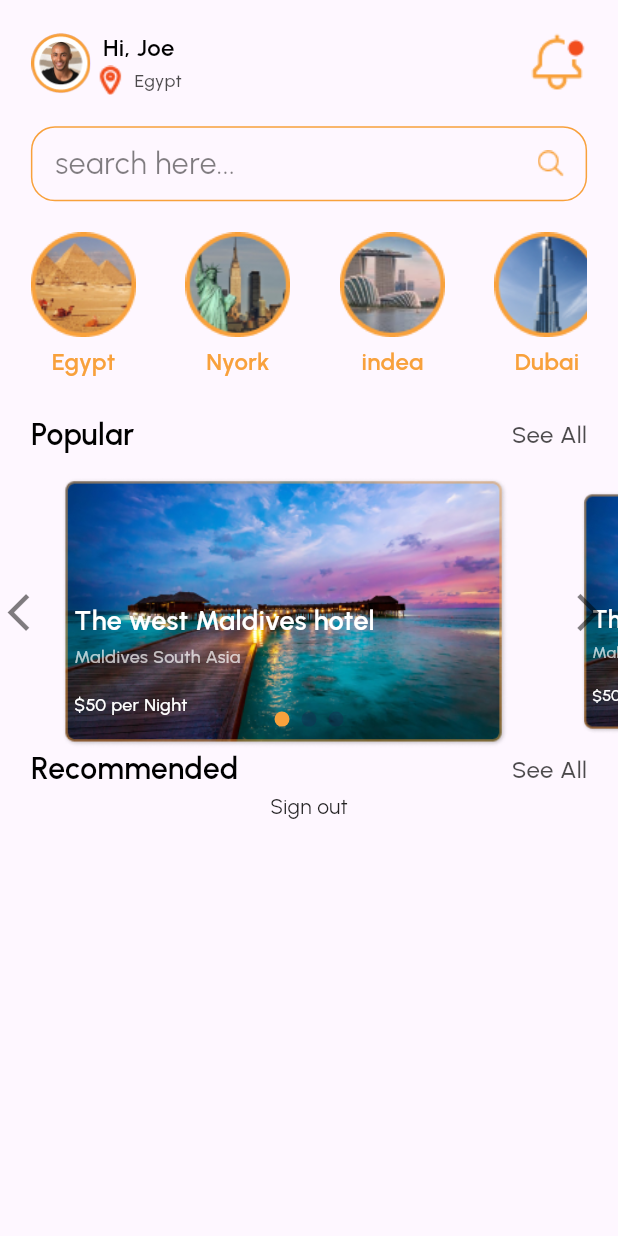
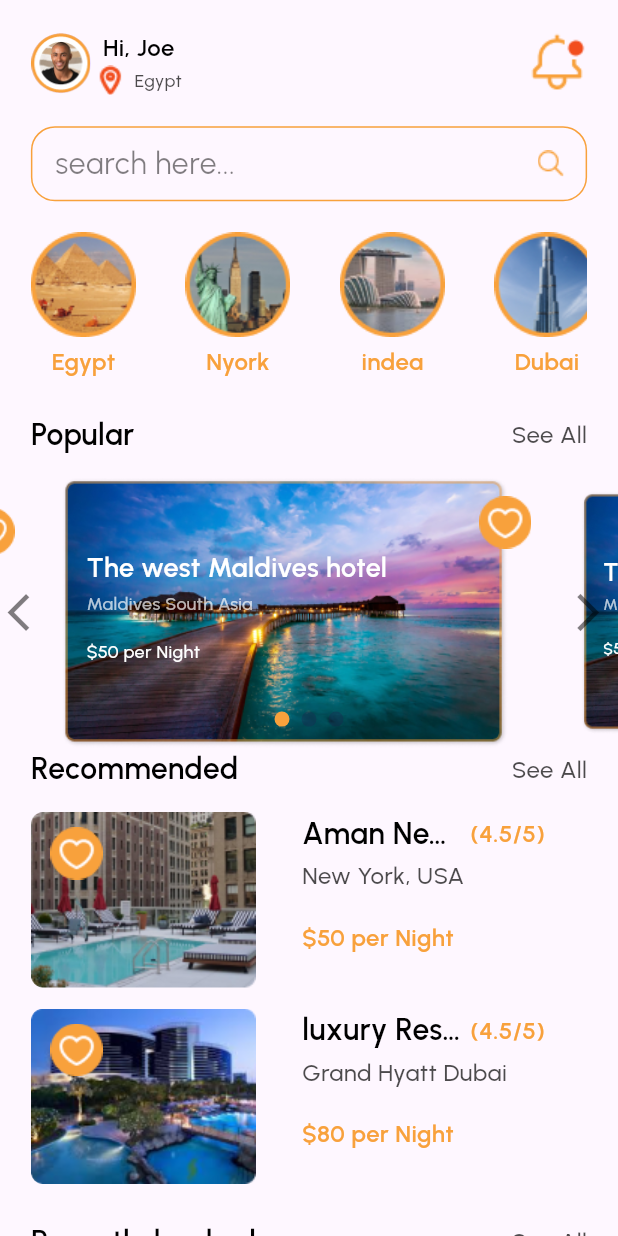
Before and after one commit to esraammosaad/booking-hotels, a Flutter app: the HomeView screen opened by its route, on a phone screen of 412 x 824 dp. Run offline on Flutter 3.47's test engine with Material 2 defaults, Android fonts, the phone set to English and light mode, and no system bars; drawn by our look-alikes of card_swiper; our stand-ins replace awesome_dialog, bloc, firebase_auth, firebase_core, flutter_bloc, font_awesome_flutter and 6 more; accounts and stored records are empty.

Commit message:
home view

```diff
--- /dev/null
+++ b/lib/features/home/data/models/hotel_model.dart
@@ -0,0 +1,13 @@
+class HotelModel {
+  final String image;
+  final String hotelName;
+  final String country;
+  final String price;
+
+  HotelModel({
+    required this.image,
+    required this.hotelName,
+    required this.country,
+    required this.price,
+  });
+}
--- /dev/null
+++ b/lib/features/home/presentation/views/widgets/custom_card_item.dart
@@ -0,0 +1,138 @@
+import 'package:flutter/material.dart';
+import '../../../../../constants.dart';
+import '../../../../../core/utils/styles.dart';
+import '../../../../../generated/assets.dart';
+
+class CustomCardItem extends StatelessWidget {
+  const CustomCardItem({
+    super.key,
+    required this.image,
+    required this.hotelName,
+    required this.country,
+    required this.price,
+  });
+
+  final String image;
+  final String hotelName;
+  final String country;
+  final String price;
+
+  @override
+  Widget build(BuildContext context) {
+    return Padding(
+      padding: EdgeInsets.symmetric(
+          horizontal: MediaQuery.of(context).size.width * 0.05),
+      child: Container(
+        height: 117,
+        decoration: const BoxDecoration(
+          borderRadius: BorderRadius.only(
+            bottomLeft: Radius.circular(8),
+            topLeft: Radius.circular(8),
+          ),
+        ),
+        child: Row(
+          crossAxisAlignment: CrossAxisAlignment.start,
+          children: [
+            Container(
+              decoration: const BoxDecoration(
+                borderRadius: BorderRadius.only(
+                  bottomLeft: Radius.circular(8),
+                  topLeft: Radius.circular(8),
+                ),
+              ),
+              height: double.infinity,
+              width: MediaQuery.of(context).size.width * 0.4,
+              clipBehavior: Clip.antiAliasWithSaveLayer,
+              child: Stack(
+                children: [
+                  Image.asset(image),
+                  Positioned(
+                    top: 10,
+                    left: 13,
+                    child: Image.asset(Assets.iconsFavourite),
+                  ),
+                ],
+              ),
+            ),
+            Expanded(
+              child: Padding(
+                padding: const EdgeInsets.only(left: 16),
+                child: Column(
+                  crossAxisAlignment: CrossAxisAlignment.start,
+                  children: [
+                    Row(
+                      children: [
+                        Expanded(
+                          child: Text(
+                            hotelName,
+                            style: Styles.textStyle20.copyWith(
+                                color: Colors.black,
+                                fontWeight: FontWeight.w600),
+                            maxLines: 1,
+                            overflow: TextOverflow.ellipsis,
+                          ),
+                        ),
+                        SizedBox(
+                          width: 52,
+                          child: Text(
+                            "(4.5/5)",
+                            style: Styles.textStyle16.copyWith(
+                                color: kPrimaryColor,
+                                fontWeight: FontWeight.w600),
+                          ),
+                        )
+                      ],
+                    ),
+                    const SizedBox(
+                      height: 2,
+                    ),
+                    Text(
+                      country,
+                      style: Styles.textStyle16.copyWith(
+                        color: Colors.black.withOpacity(0.7),
+                      ),
+                      maxLines: 1,
+                      overflow: TextOverflow.ellipsis,
+                    ),
+                    const SizedBox(
+                      height: 18,
+                    ),
+                    Row(
+                      children: [
+                        Text(
+                          price,
+                          style: Styles.textStyle16.copyWith(
+                            color: kPrimaryColor,
+                            fontWeight: FontWeight.w600,
+                          ),
+                        ),
+                        Text(
+                          " per Night",
+                          style: Styles.textStyle16.copyWith(
+                            color: kPrimaryColor,
+                            fontWeight: FontWeight.w600,
+                          ),
+                          maxLines: 1,
+                          overflow: TextOverflow.ellipsis,
+                        ),
+                      ],
+                    )
+                  ],
+                ),
+              ),
+            ),
+            Padding(
+              padding: const EdgeInsets.symmetric(horizontal: 13, vertical: 11),
+              child: Container(
+                decoration: BoxDecoration(
+                  borderRadius: BorderRadius.circular(8),
+                  color: Colors.black.withOpacity(0.7),
+                ),
+              ),
+            )
+          ],
+        ),
+      ),
+    );
+  }
+}
--- a/lib/features/home/presentation/views/widgets/custom_slide_item.dart
+++ b/lib/features/home/presentation/views/widgets/custom_slide_item.dart
@@ -17,12 +17,19 @@ class CustomSlideItem extends StatelessWidget {
         ),
         Padding(
           padding: EdgeInsets.only(
-            left: MediaQuery.of(context).size.width * 0.02,
-            top: MediaQuery.of(context).size.height * 0.1,
+            top: MediaQuery.of(context).size.height * 0.015,
+            right: MediaQuery.of(context).size.width * 0.04,
+            left: MediaQuery.of(context).size.width * 0.04,
           ),
           child: Column(
             crossAxisAlignment: CrossAxisAlignment.start,
             children: [
+              Row(
+                mainAxisAlignment: MainAxisAlignment.end,
+                children: [
+                  Image.asset(Assets.iconsFavourite),
+                ],
+              ),
               Text(
                 "The west Maldives hotel",
                 style: Styles.textStyle18.copyWith(
@@ -53,3 +60,6 @@ class CustomSlideItem extends StatelessWidget {
     );
   }
 }
+//
+// left: MediaQuery.of(context).size.width * 0.02,
+// top: MediaQuery.of(context).size.height * 0.1,
--- a/lib/features/home/presentation/views/widgets/custom_title.dart
+++ b/lib/features/home/presentation/views/widgets/custom_title.dart
@@ -6,10 +6,12 @@ class CustomTitle extends StatelessWidget {
     super.key,
     required this.title,
     required this.seeAll,
+    required this.onTap,
   });
 
   final String title;
   final String seeAll;
+  final void Function()? onTap;
 
   @override
   Widget build(BuildContext context) {
@@ -28,7 +30,7 @@ class CustomTitle extends StatelessWidget {
             ),
           ),
           GestureDetector(
-            onTap: () {},
+            onTap: onTap,
             child: Text(
               seeAll,
               style: Styles.textStyle16.copyWith(
--- a/lib/features/home/presentation/views/widgets/home_view_body.dart
+++ b/lib/features/home/presentation/views/widgets/home_view_body.dart
@@ -7,6 +7,8 @@ import 'package:google_sign_in/google_sign_in.dart';
 import '../../../../../core/utils/routes.dart';
 import '../../../../../generated/assets.dart';
 import '../../../data/models/country_model.dart';
+import '../../../data/models/hotel_model.dart';
+import 'custom_card_item.dart';
 import 'custom_list_view_item.dart';
 import 'custom_search_bar.dart';
 import 'custom_slider.dart';
@@ -21,10 +23,49 @@ class HomeViewBody extends StatefulWidget {
 
 class _HomeViewBodyState extends State<HomeViewBody> {
   List<CountryModel> countryList = [
-    CountryModel(image: Assets.imagesEgypt, name: "Egypt"),
-    CountryModel(image: Assets.imagesNyork, name: "Nyork"),
-    CountryModel(image: Assets.imagesIndea, name: "indea"),
-    CountryModel(image: Assets.imagesDubai, name: "Dubai"),
+    CountryModel(
+      image: Assets.imagesEgypt,
+      name: "Egypt",
+    ),
+    CountryModel(
+      image: Assets.imagesNyork,
+      name: "Nyork",
+    ),
+    CountryModel(
+      image: Assets.imagesIndea,
+      name: "indea",
+    ),
+    CountryModel(
+      image: Assets.imagesDubai,
+      name: "Dubai",
+    ),
+  ];
+
+  List<HotelModel> hotelList = [
+    HotelModel(
+      image: Assets.imagesAman,
+      hotelName: "Aman New York",
+      country: "New York, USA",
+      price: "\$50",
+    ),
+    HotelModel(
+      image: Assets.imagesLuxury,
+      hotelName: "luxury Resort Hotel",
+      country: "Grand Hyatt Dubai",
+      price: "\$80",
+    ),
+    HotelModel(
+      image: Assets.imagesSteigenberger,
+      hotelName: "Steigenberger Aqua",
+      country: "Hurghada, Egypt",
+      price: "\$20",
+    ),
+    HotelModel(
+      image: Assets.imagesSonsta,
+      hotelName: "Sonsta Hotel,Cairo",
+      country: "Cairo, Egypt",
+      price: "\$99",
+    ),
   ];
 
   @override
@@ -52,12 +93,87 @@ class _HomeViewBodyState extends State<HomeViewBody> {
             ),
           ),
         ),
-        const CustomTitle(title: "Popular", seeAll: "See All"),
+        CustomTitle(
+          title: "Popular",
+          seeAll: "See All",
+          onTap: () {},
+        ),
         const SizedBox(
           height: 14,
         ),
         const CustomSlider(),
-        const CustomTitle(title: "Recommended", seeAll: "See All"),
+        CustomTitle(
+          title: "Recommended",
+          seeAll: "See All",
+          onTap: () {},
+        ),
+        const SizedBox(
+          height: 14,
+        ),
+        ListView.separated(
+          shrinkWrap: true,
+          physics: const NeverScrollableScrollPhysics(),
+          itemBuilder: (context, index) {
+            return CustomCardItem(
+              image: hotelList[index].image,
+              hotelName: hotelList[index].hotelName,
+              country: hotelList[index].country,
+              price: hotelList[index].price,
+            );
+          },
+          separatorBuilder: (context, index) => const SizedBox(height: 14),
+          itemCount: 2,
+        ),
+        const SizedBox(
+          height: 24,
+        ),
+        CustomTitle(
+          title: "Resently booked",
+          seeAll: "See All",
+          onTap: () {},
+        ),
+        const SizedBox(
+          height: 14,
+        ),
+        ListView.separated(
+          shrinkWrap: true,
+          physics: const NeverScrollableScrollPhysics(),
+          itemBuilder: (context, index) {
+            return CustomCardItem(
+              image: hotelList[index].image,
+              hotelName: hotelList[index].hotelName,
+              country: hotelList[index].country,
+              price: hotelList[index].price,
+            );
+          },
+          separatorBuilder: (context, index) => const SizedBox(height: 14),
+          itemCount: 3,
+        ),
+        const SizedBox(
+          height: 24,
+        ),
+        CustomTitle(
+          title: "For You",
+          seeAll: "See All",
+          onTap: () {},
+        ),
+        const SizedBox(
+          height: 14,
+        ),
+        ListView.separated(
+          shrinkWrap: true,
+          physics: const NeverScrollableScrollPhysics(),
+          itemBuilder: (context, index) {
+            return CustomCardItem(
+              image: hotelList[index].image,
+              hotelName: hotelList[index].hotelName,
+              country: hotelList[index].country,
+              price: hotelList[index].price,
+            );
+          },
+          separatorBuilder: (context, index) => const SizedBox(height: 14),
+          itemCount: 2,
+        ),
         Center(
           child: GestureDetector(
             onTap: () async {
```
Also changed, not shown: assets/icons/favourite.png (added), assets/images/aman.png (added), assets/images/luxury.png (added), assets/images/sonsta.png (added), assets/images/steigenberger.png (added), lib/generated/assets.dart.
